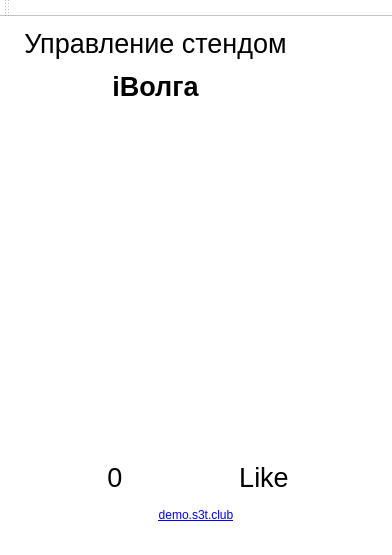
This is mainwindow.ui in GRomR1/qt-iot-android-app as Qt 5 draws it before an edit. The edited form follows.
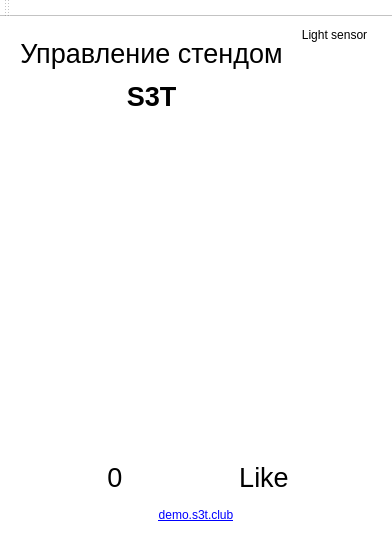
This is the edited form. Icons and pictures are not drawn.

Patch:
```diff
--- a/mainwindow.ui
+++ b/mainwindow.ui
@@ -48,7 +48,7 @@
            </font>
           </property>
           <property name="text">
-           <string>&lt;html&gt;&lt;head/&gt;&lt;body&gt;&lt;p align=&quot;center&quot;&gt;Управление стендом&lt;/p&gt;&lt;p align=&quot;center&quot;&gt;&lt;span style=&quot; font-weight:600;&quot;&gt;iВолга&lt;/span&gt;&lt;/p&gt;&lt;/body&gt;&lt;/html&gt;</string>
+           <string>&lt;html&gt;&lt;head/&gt;&lt;body&gt;&lt;p align=&quot;center&quot;&gt;Управление стендом&lt;/p&gt;&lt;p align=&quot;center&quot;&gt;&lt;span style=&quot; font-weight:600;&quot;&gt;S3T&lt;/span&gt;&lt;/p&gt;&lt;/body&gt;&lt;/html&gt;</string>
           </property>
           <property name="alignment">
            <set>Qt::AlignCenter</set>
@@ -69,6 +69,18 @@
          </spacer>
         </item>
         <item>
+         <layout class="QVBoxLayout" name="verticalLayout_3">
+          <item>
+           <widget class="QLabel" name="labelLightSensor">
+            <property name="text">
+             <string>Light sensor</string>
+            </property>
+            <property name="alignment">
+             <set>Qt::AlignCenter</set>
+            </property>
+           </widget>
+          </item>
+          <item>
          <widget class="QPushButton" name="lightSensorButton">
           <property name="minimumSize">
            <size>
@@ -92,6 +104,21 @@
            <bool>true</bool>
           </property>
          </widget>
+          </item>
+         </layout>
+        </item>
+        <item>
+         <spacer name="horizontalSpacer_5">
+          <property name="orientation">
+           <enum>Qt::Horizontal</enum>
+          </property>
+          <property name="sizeHint" stdset="0">
+           <size>
+            <width>40</width>
+            <height>20</height>
+           </size>
+          </property>
+         </spacer>
         </item>
        </layout>
       </item>
```
Lines whose indentation alone changed are shown as unchanged.
